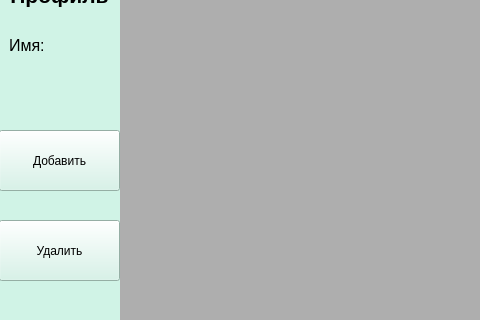
hseAmateurs/Chat, file src/client/core/mainwindow.ui: the form before one commit; both pictures show x 0 to 480 and y 129 to 449 of the 629 by 600 pixel window.
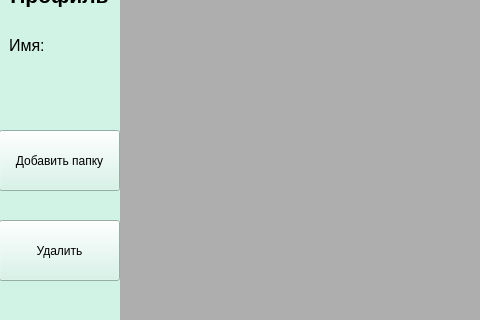
The form after the commit.

Commit message: added input box for add folder button

The edit to the form file:
```diff
--- a/src/client/core/mainwindow.ui
+++ b/src/client/core/mainwindow.ui
@@ -107,7 +107,7 @@
       </rect>
      </property>
      <property name="text">
-      <string>Добавить</string>
+      <string>Добавить папку</string>
      </property>
     </widget>
    </widget>
```
The commit also changes 2 other files.
